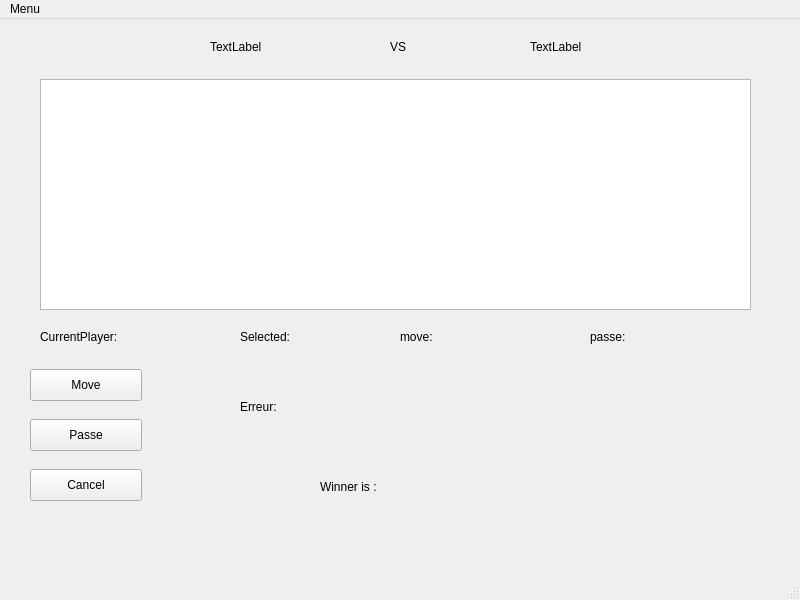
Above: Graphical_Diaballik/mainwindow.ui from alistairman/Jeu-de-plateau-Diaballik before the change. Below: the same form after it.
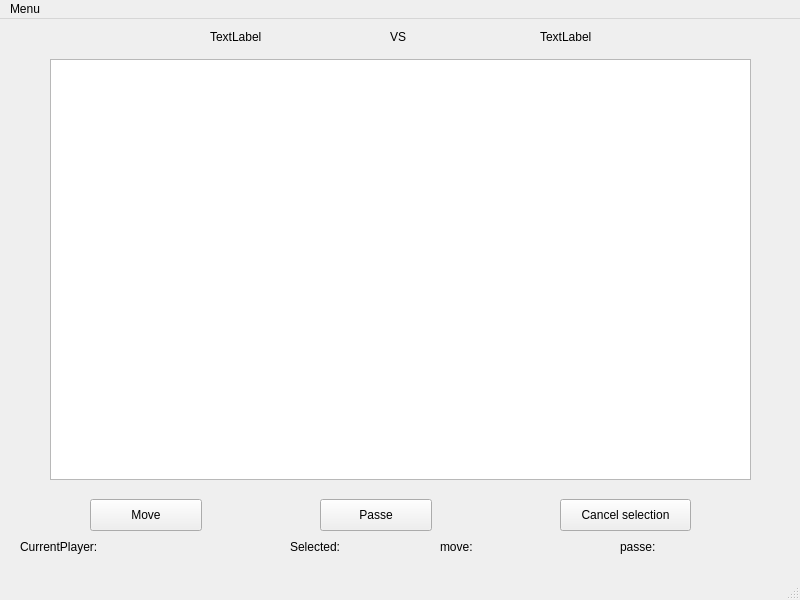
That is the form after the change.

Diff of the .ui file:
```diff
--- a/Graphical_Diaballik/mainwindow.ui
+++ b/Graphical_Diaballik/mainwindow.ui
@@ -18,7 +18,7 @@
     <property name="geometry">
      <rect>
       <x>210</x>
-      <y>20</y>
+      <y>10</y>
       <width>58</width>
       <height>16</height>
      </rect>
@@ -30,8 +30,8 @@
    <widget class="QLabel" name="Player2">
     <property name="geometry">
      <rect>
-      <x>530</x>
-      <y>20</y>
+      <x>540</x>
+      <y>10</y>
       <width>58</width>
       <height>16</height>
      </rect>
@@ -41,23 +41,38 @@
     </property>
    </widget>
    <widget class="QTableWidget" name="tableWidget">
+    <property name="enabled">
+     <bool>true</bool>
+    </property>
     <property name="geometry">
      <rect>
-      <x>40</x>
-      <y>60</y>
-      <width>711</width>
-      <height>231</height>
+      <x>50</x>
+      <y>40</y>
+      <width>701</width>
+      <height>421</height>
      </rect>
     </property>
     <property name="mouseTracking">
      <bool>false</bool>
     </property>
+    <property name="autoFillBackground">
+     <bool>false</bool>
+    </property>
+    <property name="autoScroll">
+     <bool>false</bool>
+    </property>
+    <property name="rowCount">
+     <number>0</number>
+    </property>
+    <property name="columnCount">
+     <number>0</number>
+    </property>
    </widget>
    <widget class="QLabel" name="label">
     <property name="geometry">
      <rect>
       <x>390</x>
-      <y>20</y>
+      <y>10</y>
       <width>21</width>
       <height>16</height>
      </rect>
@@ -69,8 +84,8 @@
    <widget class="QLabel" name="currentPlayer">
     <property name="geometry">
      <rect>
-      <x>40</x>
-      <y>310</y>
+      <x>20</x>
+      <y>520</y>
       <width>251</width>
       <height>16</height>
      </rect>
@@ -82,8 +97,8 @@
    <widget class="QPushButton" name="move">
     <property name="geometry">
      <rect>
-      <x>30</x>
-      <y>350</y>
+      <x>90</x>
+      <y>480</y>
       <width>112</width>
       <height>32</height>
      </rect>
@@ -95,8 +110,8 @@
    <widget class="QLabel" name="label_move">
     <property name="geometry">
      <rect>
-      <x>400</x>
-      <y>310</y>
+      <x>440</x>
+      <y>520</y>
       <width>151</width>
       <height>16</height>
      </rect>
@@ -108,8 +123,8 @@
    <widget class="QLabel" name="label_passe">
     <property name="geometry">
      <rect>
-      <x>590</x>
-      <y>310</y>
+      <x>620</x>
+      <y>520</y>
       <width>161</width>
       <height>16</height>
      </rect>
@@ -121,8 +136,8 @@
    <widget class="QLabel" name="label_selected">
     <property name="geometry">
      <rect>
-      <x>240</x>
-      <y>310</y>
+      <x>290</x>
+      <y>520</y>
       <width>121</width>
       <height>16</height>
      </rect>
@@ -134,8 +149,8 @@
    <widget class="QPushButton" name="passe">
     <property name="geometry">
      <rect>
-      <x>30</x>
-      <y>400</y>
+      <x>320</x>
+      <y>480</y>
       <width>112</width>
       <height>32</height>
      </rect>
@@ -147,40 +162,14 @@
    <widget class="QPushButton" name="cancel">
     <property name="geometry">
      <rect>
-      <x>30</x>
-      <y>450</y>
-      <width>112</width>
+      <x>560</x>
+      <y>480</y>
+      <width>131</width>
       <height>32</height>
      </rect>
     </property>
     <property name="text">
-     <string>Cancel</string>
-    </property>
-   </widget>
-   <widget class="QLabel" name="erreur">
-    <property name="geometry">
-     <rect>
-      <x>240</x>
-      <y>380</y>
-      <width>511</width>
-      <height>16</height>
-     </rect>
-    </property>
-    <property name="text">
-     <string>Erreur:</string>
-    </property>
-   </widget>
-   <widget class="QLabel" name="winner">
-    <property name="geometry">
-     <rect>
-      <x>320</x>
-      <y>460</y>
-      <width>181</width>
-      <height>16</height>
-     </rect>
-    </property>
-    <property name="text">
-     <string>Winner is :</string>
+     <string>Cancel selection</string>
     </property>
    </widget>
   </widget>
```
